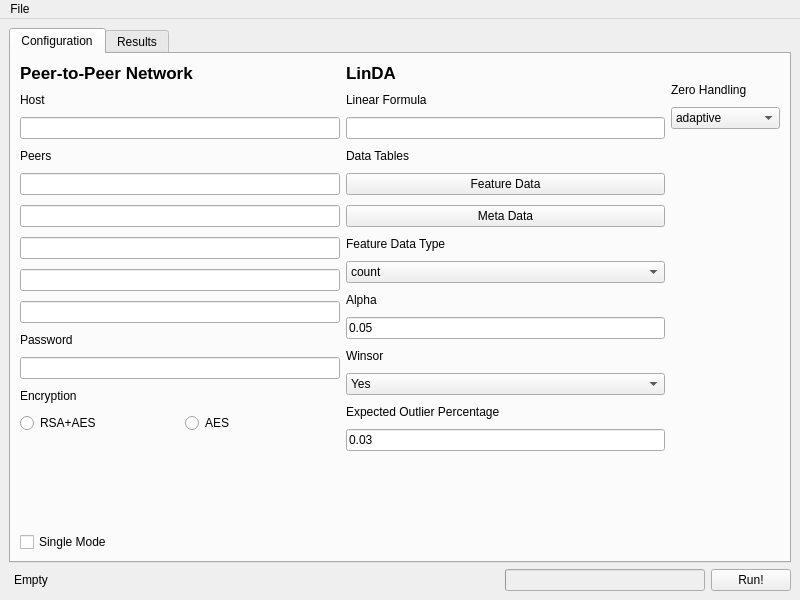
This is gLinDA/gui.ui in OnlineArts/gLinDA as Qt 5 draws it before an edit. The edited form follows.
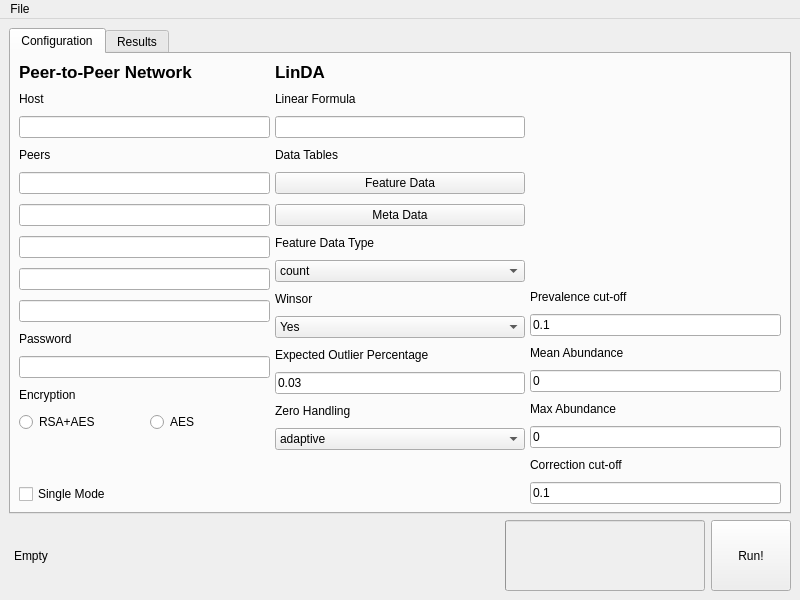
This is the edited form. Icons and pictures are not drawn.

Commit message: Refactor GUI workers, update GUI fields and configuration, adapt linda.py

```diff
--- a/gLinDA/gui.ui
+++ b/gLinDA/gui.ui
@@ -55,7 +55,179 @@
         <string>Configuration</string>
        </attribute>
        <layout class="QGridLayout" name="gridLayout">
-        <item row="0" column="0" rowspan="2">
+        <property name="leftMargin">
+         <number>8</number>
+        </property>
+        <property name="topMargin">
+         <number>8</number>
+        </property>
+        <property name="rightMargin">
+         <number>8</number>
+        </property>
+        <property name="bottomMargin">
+         <number>8</number>
+        </property>
+        <property name="spacing">
+         <number>5</number>
+        </property>
+        <item row="0" column="1" rowspan="3">
+         <layout class="QVBoxLayout" name="ConfigLINDALayout" stretch="0,0,0,0,0,0,0,0,0,0,0,0,0,0,0">
+          <property name="spacing">
+           <number>10</number>
+          </property>
+          <property name="sizeConstraint">
+           <enum>QLayout::SetMinimumSize</enum>
+          </property>
+          <property name="rightMargin">
+           <number>0</number>
+          </property>
+          <property name="bottomMargin">
+           <number>0</number>
+          </property>
+          <item>
+           <widget class="QLabel" name="LindaLabel">
+            <property name="font">
+             <font>
+              <pointsize>13</pointsize>
+              <weight>75</weight>
+              <bold>true</bold>
+              <kerning>true</kerning>
+             </font>
+            </property>
+            <property name="text">
+             <string>LinDA</string>
+            </property>
+           </widget>
+          </item>
+          <item>
+           <widget class="QLabel" name="CovariatesLabel">
+            <property name="text">
+             <string>Linear Formula</string>
+            </property>
+           </widget>
+          </item>
+          <item>
+           <widget class="QLineEdit" name="CovariatesInput"/>
+          </item>
+          <item>
+           <widget class="QLabel" name="DataTablesLabel">
+            <property name="text">
+             <string>Data Tables</string>
+            </property>
+           </widget>
+          </item>
+          <item>
+           <widget class="QPushButton" name="FeatureDataTableButton">
+            <property name="text">
+             <string>Feature Data</string>
+            </property>
+           </widget>
+          </item>
+          <item>
+           <widget class="QPushButton" name="MetaDataTableButton">
+            <property name="text">
+             <string>Meta Data</string>
+            </property>
+           </widget>
+          </item>
+          <item>
+           <widget class="QLabel" name="FeatureDataTypeLabel">
+            <property name="text">
+             <string>Feature Data Type</string>
+            </property>
+           </widget>
+          </item>
+          <item>
+           <widget class="QComboBox" name="FeatureDataTypeCombo">
+            <item>
+             <property name="text">
+              <string>count</string>
+             </property>
+            </item>
+            <item>
+             <property name="text">
+              <string>proportion</string>
+             </property>
+            </item>
+           </widget>
+          </item>
+          <item>
+           <widget class="QLabel" name="WinsorLabel">
+            <property name="text">
+             <string>Winsor</string>
+            </property>
+           </widget>
+          </item>
+          <item>
+           <widget class="QComboBox" name="WinsorCombo">
+            <item>
+             <property name="text">
+              <string>Yes</string>
+             </property>
+            </item>
+            <item>
+             <property name="text">
+              <string>No</string>
+             </property>
+            </item>
+           </widget>
+          </item>
+          <item>
+           <widget class="QLabel" name="OutlierPctLabel">
+            <property name="text">
+             <string>Expected Outlier Percentage</string>
+            </property>
+           </widget>
+          </item>
+          <item>
+           <widget class="QLineEdit" name="OutlierPctInput">
+            <property name="text">
+             <string>0.03</string>
+            </property>
+           </widget>
+          </item>
+          <item>
+           <widget class="QLabel" name="ZeroHandlingLabel">
+            <property name="text">
+             <string>Zero Handling</string>
+            </property>
+           </widget>
+          </item>
+          <item>
+           <widget class="QComboBox" name="ZeroHandlingInput">
+            <item>
+             <property name="text">
+              <string>adaptive</string>
+             </property>
+            </item>
+            <item>
+             <property name="text">
+              <string>pseudo_count</string>
+             </property>
+            </item>
+            <item>
+             <property name="text">
+              <string>imputation</string>
+             </property>
+            </item>
+           </widget>
+          </item>
+          <item>
+           <spacer name="verticalSpacer_2">
+            <property name="orientation">
+             <enum>Qt::Vertical</enum>
+            </property>
+            <property name="sizeHint" stdset="0">
+             <size>
+              <width>20</width>
+              <height>40</height>
+             </size>
+            </property>
+           </spacer>
+          </item>
+         </layout>
+        </item>
+        <item row="0" column="0" rowspan="3">
          <layout class="QVBoxLayout" name="ConfigP2PLayout">
           <property name="spacing">
            <number>10</number>
@@ -177,152 +349,73 @@
           </item>
          </layout>
         </item>
-        <item row="0" column="1" rowspan="2">
-         <layout class="QVBoxLayout" name="ConfigLINDALayout" stretch="0,0,0,0,0,0,0,0,0,0,0,0,0,0,0">
+        <item row="2" column="2">
+         <layout class="QVBoxLayout" name="ConfigLINDA2Layout">
           <property name="spacing">
            <number>10</number>
           </property>
-          <property name="sizeConstraint">
-           <enum>QLayout::SetMinimumSize</enum>
-          </property>
-          <property name="rightMargin">
-           <number>0</number>
-          </property>
           <property name="bottomMargin">
-           <number>35</number>
+           <number>0</number>
           </property>
           <item>
-           <widget class="QLabel" name="LindaLabel">
-            <property name="font">
-             <font>
-              <pointsize>13</pointsize>
-              <weight>75</weight>
-              <bold>true</bold>
-              <kerning>true</kerning>
-             </font>
-            </property>
+           <widget class="QLabel" name="PrevalanceLabel">
             <property name="text">
-             <string>LinDA</string>
+             <string>Prevalence cut-off</string>
             </property>
            </widget>
           </item>
           <item>
-           <widget class="QLabel" name="CovariatesLabel">
+           <widget class="QLineEdit" name="PrevalenceInput">
             <property name="text">
-             <string>Linear Formula</string>
+             <string>0.1</string>
             </property>
            </widget>
           </item>
           <item>
-           <widget class="QLineEdit" name="CovariatesInput"/>
-          </item>
-          <item>
-           <widget class="QLabel" name="DataTablesLabel">
+           <widget class="QLabel" name="MeanAbundanceLabel">
             <property name="text">
-             <string>Data Tables</string>
+             <string>Mean Abundance</string>
             </property>
            </widget>
           </item>
           <item>
-           <widget class="QPushButton" name="FeatureDataTableButton">
+           <widget class="QLineEdit" name="MeanAbundanceInput">
             <property name="text">
-             <string>Feature Data</string>
+             <string>0</string>
             </property>
            </widget>
           </item>
           <item>
-           <widget class="QPushButton" name="MetaDataTableButton">
+           <widget class="QLabel" name="MaxAbundanceLabel">
             <property name="text">
-             <string>Meta Data</string>
+             <string>Max Abundance</string>
             </property>
            </widget>
           </item>
           <item>
-           <widget class="QLabel" name="FeatureDataTypeLabel">
+           <widget class="QLineEdit" name="MaxAbundanceInput">
             <property name="text">
-             <string>Feature Data Type</string>
+             <string>0</string>
             </property>
            </widget>
           </item>
           <item>
-           <widget class="QComboBox" name="FeatureDataTypeCombo">
-            <item>
-             <property name="text">
-              <string>count</string>
-             </property>
-            </item>
-            <item>
-             <property name="text">
-              <string>proportion</string>
-             </property>
-            </item>
-           </widget>
-          </item>
-          <item>
-           <widget class="QLabel" name="AlphaLabel">
+           <widget class="QLabel" name="CorrectionLabel">
             <property name="text">
-             <string>Alpha</string>
+             <string>Correction cut-off</string>
             </property>
            </widget>
           </item>
           <item>
-           <widget class="QLineEdit" name="AlphaInput">
+           <widget class="QLineEdit" name="CorrectionInput">
             <property name="text">
-             <string>0.05</string>
+             <string>0.1</string>
             </property>
            </widget>
           </item>
-          <item>
-           <widget class="QLabel" name="WinsorLabel">
-            <property name="text">
-             <string>Winsor</string>
-            </property>
-           </widget>
-          </item>
-          <item>
-           <widget class="QComboBox" name="WinsorCombo">
-            <item>
-             <property name="text">
-              <string>Yes</string>
-             </property>
-            </item>
-            <item>
-             <property name="text">
-              <string>No</string>
-             </property>
-            </item>
-           </widget>
-          </item>
-          <item>
-           <widget class="QLabel" name="OutlierPctLabel">
-            <property name="text">
-             <string>Expected Outlier Percentage</string>
-            </property>
-           </widget>
-          </item>
-          <item>
-           <widget class="QLineEdit" name="OutlierPctInput">
-            <property name="text">
-             <string>0.03</string>
-            </property>
-           </widget>
-          </item>
-          <item>
-           <spacer name="verticalSpacer_2">
-            <property name="orientation">
-             <enum>Qt::Vertical</enum>
-            </property>
-            <property name="sizeHint" stdset="0">
-             <size>
-              <width>20</width>
-              <height>40</height>
-             </size>
-            </property>
-           </spacer>
-          </item>
          </layout>
         </item>
-        <item row="0" column="2">
+        <item row="1" column="2">
          <widget class="QLabel" name="Logo">
           <property name="text">
            <string/>
@@ -332,55 +425,6 @@
           </property>
          </widget>
         </item>
-        <item row="1" column="2">
-         <layout class="QVBoxLayout" name="ConfigLINDA2Layout">
-          <property name="spacing">
-           <number>10</number>
-          </property>
-          <property name="bottomMargin">
-           <number>126</number>
-          </property>
-          <item>
-           <widget class="QLabel" name="ZeroHandlingLabel">
-            <property name="text">
-             <string>Zero Handling</string>
-            </property>
-           </widget>
-          </item>
-          <item>
-           <widget class="QComboBox" name="ZeroHandlingInput">
-            <item>
-             <property name="text">
-              <string>adaptive</string>
-             </property>
-            </item>
-            <item>
-             <property name="text">
-              <string>pseudo_count</string>
-             </property>
-            </item>
-            <item>
-             <property name="text">
-              <string>imputation</string>
-             </property>
-            </item>
-           </widget>
-          </item>
-          <item>
-           <spacer name="verticalSpacer_3">
-            <property name="orientation">
-             <enum>Qt::Vertical</enum>
-            </property>
-            <property name="sizeHint" stdset="0">
-             <size>
-              <width>20</width>
-              <height>40</height>
-             </size>
-            </property>
-           </spacer>
-          </item>
-         </layout>
-        </item>
        </layout>
       </widget>
       <widget class="QWidget" name="ResultTab">
@@ -436,12 +480,12 @@
     <item row="1" column="0">
      <layout class="QHBoxLayout" name="BottomBar">
       <property name="sizeConstraint">
-       <enum>QLayout::SetMinimumSize</enum>
+       <enum>QLayout::SetMaximumSize</enum>
       </property>
       <item>
        <widget class="QLabel" name="MessageLabel">
         <property name="sizePolicy">
-         <sizepolicy hsizetype="Expanding" vsizetype="Minimum">
+         <sizepolicy hsizetype="Expanding" vsizetype="Expanding">
           <horstretch>0</horstretch>
           <verstretch>0</verstretch>
          </sizepolicy>
@@ -469,7 +513,7 @@
          <bool>false</bool>
         </property>
         <property name="sizePolicy">
-         <sizepolicy hsizetype="Minimum" vsizetype="Fixed">
+         <sizepolicy hsizetype="Preferred" vsizetype="Preferred">
           <horstretch>0</horstretch>
           <verstretch>0</verstretch>
          </sizepolicy>
@@ -491,7 +535,7 @@
       <item>
        <widget class="QPushButton" name="RunButton">
         <property name="sizePolicy">
-         <sizepolicy hsizetype="Minimum" vsizetype="Maximum">
+         <sizepolicy hsizetype="Preferred" vsizetype="Preferred">
           <horstretch>0</horstretch>
           <verstretch>0</verstretch>
          </sizepolicy>
```
Left out of the diff: 19 changed lines with no effect on the pictures. The commit also changes 4 other files.
